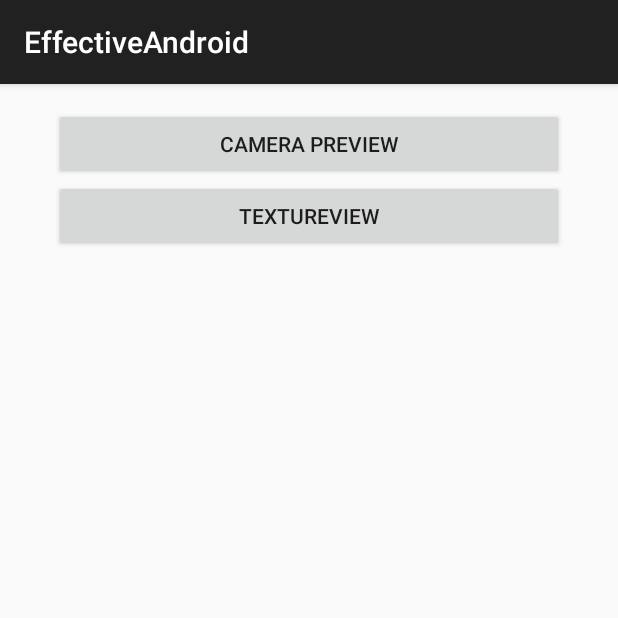
After one commit to alexhilton/MoreEffectiveAndroid, an Android app: the CameraExampleListActivity screen opened directly, with no data from a screen before it, on a phone screen of 412 x 824 dp, the top half of it. The commit adds this screen. Run offline under Robolectric (Android 15) with nearby library versions, the phone set to English and light mode, and no system bars.

Commit message:
Group camera releated examples into another sublist
Signed-off-by: Alex Hilton <dragonhilton@gmail.com>

```diff
--- a/app/src/main/AndroidManifest.xml
+++ b/app/src/main/AndroidManifest.xml
@@ -85,8 +85,11 @@
         <activity
             android:name="net.toughcoder.rs.ImagePressActivity"
             android:label="@string/title_activity_image_press"/>
-        <activity android:name="net.toughcoder.rs.GrayScalifyImageActivity"
+        <activity
+            android:name="net.toughcoder.rs.GrayScalifyImageActivity"
             android:label="Julia RenderScript">
+        </activity>
+        <activity android:name="net.toughcoder.camera.CameraExampleListActivity">
         </activity>
     </application>
 
--- /dev/null
+++ b/app/src/main/java/net/toughcoder/camera/CameraExampleListActivity.java
@@ -0,0 +1,47 @@
+package net.toughcoder.camera;
+
+import android.content.Intent;
+import android.os.Bundle;
+import android.support.v7.app.ActionBarActivity;
+import android.view.LayoutInflater;
+import android.view.View;
+import android.widget.Button;
+import android.widget.LinearLayout;
+
+import net.toughcoder.effectiveandroid.CameraPreviewActivity;
+import net.toughcoder.effectiveandroid.R;
+import net.toughcoder.widget.TextureViewActivity;
+
+import java.util.HashMap;
+import java.util.LinkedHashMap;
+import java.util.Map;
+
+public class CameraExampleListActivity extends ActionBarActivity {
+    private static HashMap<String, Class> sActivityList = new LinkedHashMap<>();
+    static {
+        sActivityList.put("Camera Preview", CameraPreviewActivity.class);
+        sActivityList.put("TextureView", TextureViewActivity.class);
+    }
+
+    @Override
+    protected void onCreate(Bundle savedInstanceState) {
+        super.onCreate(savedInstanceState);
+        setContentView(R.layout.activity_camera_example_list);
+        LinearLayout list = (LinearLayout) findViewById(R.id.activity_list);
+        final LayoutInflater factory = LayoutInflater.from(this);
+        for (Map.Entry<String, Class> entry : sActivityList.entrySet()) {
+            final String label = entry.getKey();
+            final Class activity = entry.getValue();
+            Button btn = (Button) factory.inflate(R.layout.activity_list_item, list, false);
+            btn.setText(label);
+            btn.setOnClickListener(new View.OnClickListener() {
+                @Override
+                public void onClick(View v) {
+                    Intent i = new Intent(getApplicationContext(), activity);
+                    startActivity(i);
+                }
+            });
+            list.addView(btn);
+        }
+    }
+}
--- a/app/src/main/java/net/toughcoder/effectiveandroid/MainActivity.java
+++ b/app/src/main/java/net/toughcoder/effectiveandroid/MainActivity.java
@@ -17,10 +17,11 @@ import android.widget.Button;
 import android.widget.LinearLayout;
 
 import net.toughcoder.ViewServer;
+import net.toughcoder.camera.CameraExampleListActivity;
 import net.toughcoder.opengl1s.StarActivity;
 import net.toughcoder.opengl2s.OpenGLExampleActivity;
+import net.toughcoder.rs.GrayScalifyImageActivity;
 import net.toughcoder.rs.ImagePressActivity;
-import net.toughcoder.rs.GrayScalifyImageActivity;
 import net.toughcoder.rs.RSYUV2RGBAActivity;
 import net.toughcoder.starcamera.StarCameraActivity;
 import net.toughcoder.widget.AlphaOpenGLActivity;
@@ -28,7 +29,6 @@ import net.toughcoder.widget.BitmapBlurTestActivity;
 import net.toughcoder.widget.GridLayoutExampleActivity;
 import net.toughcoder.widget.RecyclerViewExampleActivity;
 import net.toughcoder.widget.SurfaceExampleActivity;
-import net.toughcoder.widget.TextureViewActivity;
 
 import java.util.ArrayList;
 import java.util.HashMap;
@@ -50,14 +50,13 @@ public class MainActivity extends ActionBarActivity {
         sActivityList.put("Recycler View", RecyclerViewExampleActivity.class);
         sActivityList.put("Keyboard Aware", KeyboardAwareActivity.class);
         sActivityList.put("GridLayout Example", GridLayoutExampleActivity.class);
-        sActivityList.put("Camera Preview", CameraPreviewActivity.class);
-        sActivityList.put("TextureView", TextureViewActivity.class);
         sActivityList.put("Surface Example", SurfaceExampleActivity.class);
         sActivityList.put("Alpha OpenGL", AlphaOpenGLActivity.class);
         sActivityList.put("Bitmap Blur", BitmapBlurTestActivity.class);
         sActivityList.put("RS YUV to RGBA", RSYUV2RGBAActivity.class);
         sActivityList.put("RS Image Press", ImagePressActivity.class);
         sActivityList.put("RS Grayscale", GrayScalifyImageActivity.class);
+        sActivityList.put("Camera Examples", CameraExampleListActivity.class);
     }
 
     @Override
--- /dev/null
+++ b/app/src/main/res/layout/activity_camera_example_list.xml
@@ -0,0 +1,14 @@
+<ScrollView xmlns:android="http://schemas.android.com/apk/res/android"
+            xmlns:tools="http://schemas.android.com/tools" android:layout_width="match_parent"
+            android:layout_height="match_parent" android:paddingLeft="@dimen/activity_horizontal_margin"
+            android:paddingRight="@dimen/activity_horizontal_margin"
+            android:paddingTop="@dimen/activity_vertical_margin"
+            android:paddingBottom="@dimen/activity_vertical_margin"
+            tools:context="net.toughcoder.camera.CameraExampleListActivity"
+    >
+    <LinearLayout android:id="@+id/activity_list"
+                  android:layout_height="wrap_content"
+                  android:layout_width="match_parent"
+                  android:orientation="vertical">
+    </LinearLayout>
+</ScrollView>
```
